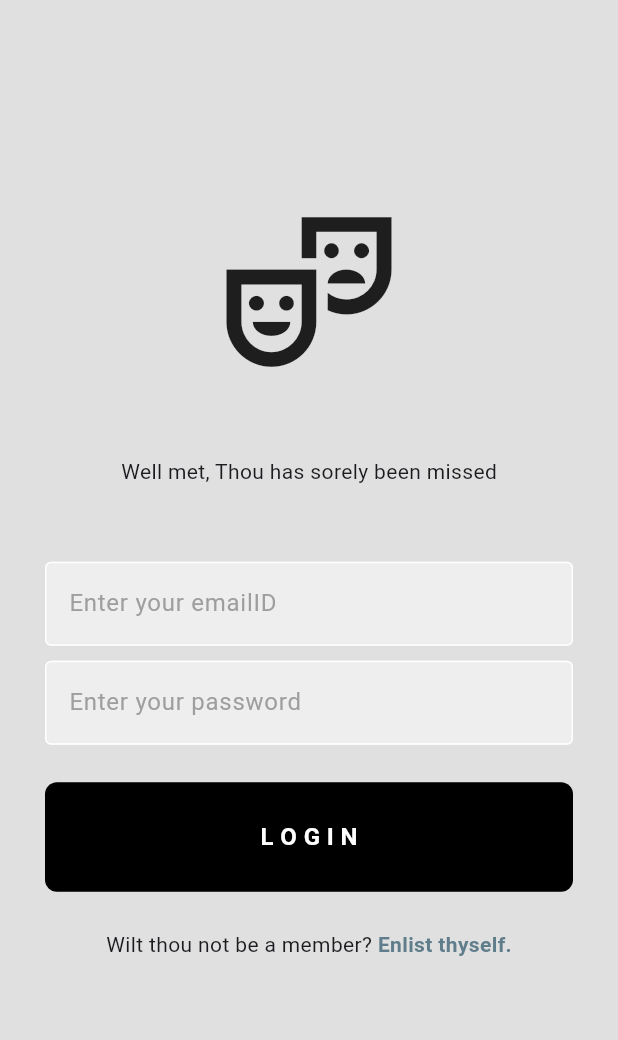
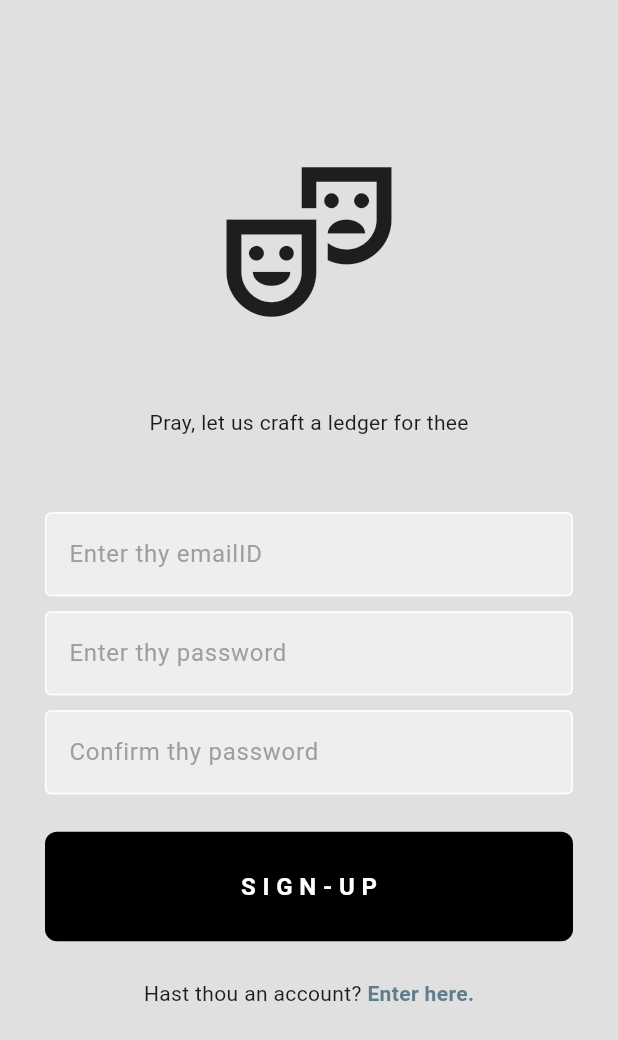
Before and after one commit to Jeffrey-joe-mathews/Artorius, a Flutter app: the screen it shows after launch, on a phone screen of 412 x 824 dp. Shown: the top 1040 px of the screen. Run offline on Flutter 3.47's test engine with Material 3 defaults, Android fonts, the phone set to English and light mode, and no system bars.

Commit message:
Made the register page

```diff
--- a/lib/pages/login_page.dart
+++ b/lib/pages/login_page.dart
@@ -3,7 +3,8 @@ import 'package:artorius/components/text_field.dart';
 import 'package:flutter/material.dart';
 
 class LoginPage extends StatefulWidget {
-  const LoginPage({super.key});
+  final Function()? onTap;
+  const LoginPage({super.key, required this.onTap});
 
   @override
   State<LoginPage> createState() => _LoginPageState();
@@ -61,7 +62,7 @@ class _LoginPageState extends State<LoginPage> {
                   children: [
                     Text("Wilt thou not be a member? "),
                     GestureDetector(
-                      onTap: (){},
+                      onTap: widget.onTap,
                       child: Text("Enlist thyself.", style: TextStyle(fontWeight: FontWeight.bold, color: Colors.blueGrey),)
                     )
                   ],
--- a/lib/pages/register_page.dart
+++ b/lib/pages/register_page.dart
@@ -3,7 +3,8 @@ import 'package:artorius/components/text_field.dart';
 import 'package:flutter/material.dart';
 
 class RegisterPage extends StatefulWidget {
-  const RegisterPage({super.key});
+  final Function()? onTap;
+  const RegisterPage({super.key, required this.onTap });
 
   @override
   State<RegisterPage> createState() => _RegisterPageState();
@@ -13,6 +14,7 @@ class _RegisterPageState extends State<RegisterPage> {
 
   final emailTextController = TextEditingController();
   final passwordTextController = TextEditingController();
+  final confirmPasswordTextController = TextEditingController();
   @override
   Widget build(BuildContext context) {
     return Scaffold(
@@ -31,23 +33,29 @@ class _RegisterPageState extends State<RegisterPage> {
                 const SizedBox(height: 50),
 
                 // welcome back message
-                Text("Well met, Thou has sorely been missed"),
+                Text("Pray, let us craft a ledger for thee"),
 
                 const SizedBox(height: 50),
 
 
                 // email text field
-                MyTextField(controller: emailTextController, hintText: "Enter your emailID", obscureText: false),
+                MyTextField(controller: emailTextController, hintText: "Enter thy emailID", obscureText: false),
 
                 const SizedBox(height: 10,),
 
                 // password textfield
-                MyTextField(controller: passwordTextController, hintText: "Enter your password", obscureText: true),
+                MyTextField(controller: passwordTextController, hintText: "Enter thy password", obscureText: true),
+
+
+                const SizedBox(height: 10,),
+
+                MyTextField(controller: confirmPasswordTextController, hintText: "Confirm thy password", obscureText: true),
+
 
                 const SizedBox(height: 25,),
 
                 // sign-in button
-                MyButton(onTap: (){}, text: "L O G I N"),
+                MyButton(onTap: (){}, text: "S I G N - U P"),
 
                 const SizedBox(height: 25,),
 
@@ -56,10 +64,10 @@ class _RegisterPageState extends State<RegisterPage> {
                 Row(
                   mainAxisAlignment: MainAxisAlignment.center,
                   children: [
-                    Text("Wilt thou not be a member? "),
+                    Text("Hast thou an account? "),
                     GestureDetector(
-                      onTap: (){},
-                      child: Text("Enlist thyself.", style: TextStyle(fontWeight: FontWeight.bold, color: Colors.blueGrey),)
+                      onTap: widget.onTap,
+                      child: Text("Enter here.", style: TextStyle(fontWeight: FontWeight.bold, color: Colors.blueGrey),)
                     )
                   ],
                 ),
```
